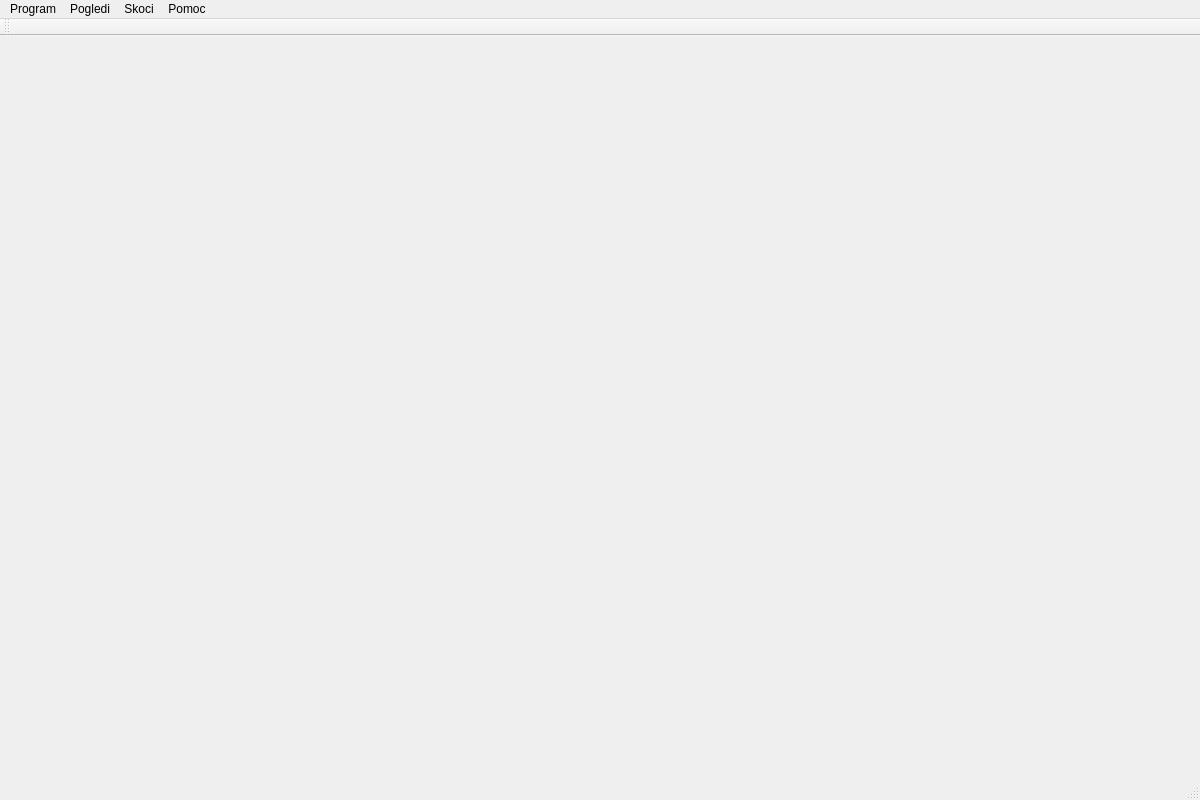
Before: the Qt Designer form T-Rex/Gui/mainwindow.ui in michael-s92/rs15-26, drawn with Qt 5.
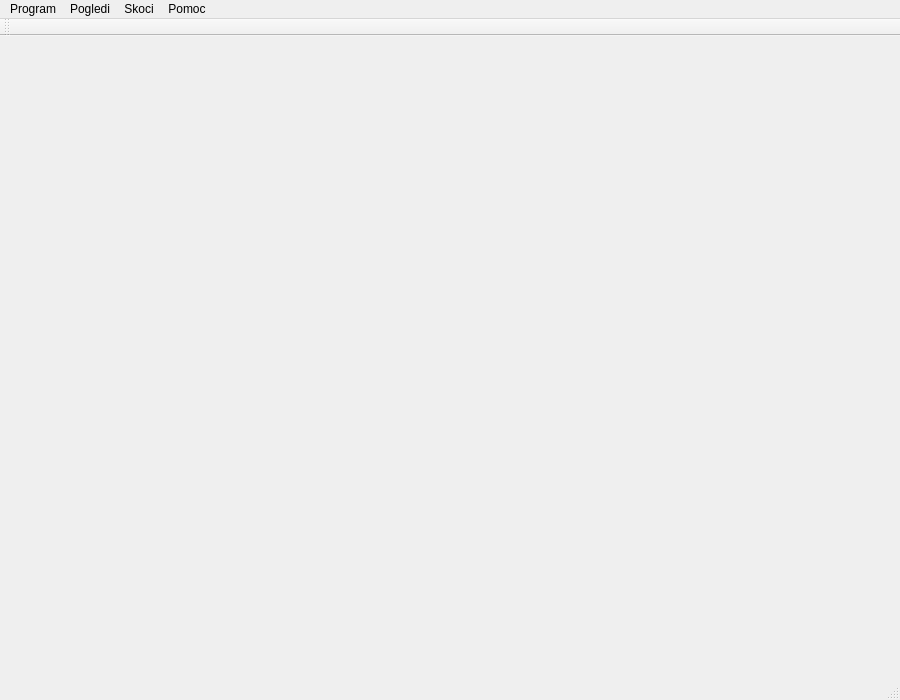
After: the same form once the commit is applied. Icons and pictures are not drawn.

Commit message: za kraj :)

The edit to the form file:
```diff
--- a/T-Rex/Gui/mainwindow.ui
+++ b/T-Rex/Gui/mainwindow.ui
@@ -6,8 +6,8 @@
    <rect>
     <x>0</x>
     <y>0</y>
-    <width>1200</width>
-    <height>800</height>
+    <width>900</width>
+    <height>700</height>
    </rect>
   </property>
   <property name="windowTitle">
@@ -19,7 +19,7 @@
     <rect>
      <x>0</x>
      <y>0</y>
-     <width>1200</width>
+     <width>900</width>
      <height>25</height>
     </rect>
    </property>
```
The commit also changes 1 other file.
